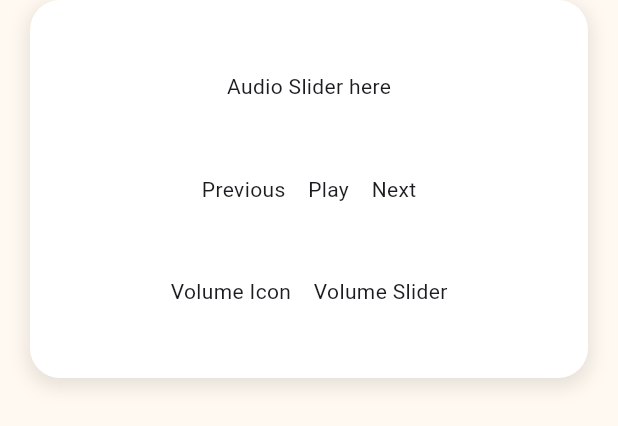
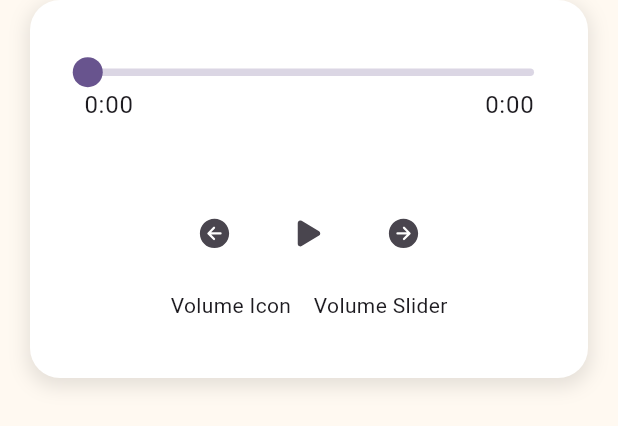
Before and after one commit to Huzy121/Dojo, a Flutter app: the AudioPlayer widget shown alone on an empty page, opened directly, on a phone screen of 412 x 824 dp. Shown: the top 426 px of the screen. Run offline on Flutter 3.47's test engine with Material 3 defaults, Android fonts, the phone set to English and light mode, and no system bars; drawn by our look-alikes of audio_video_progress_bar; our stand-ins replace audioplayers, flutter_hooks, flutter_riverpod, hooks_riverpod, icons_plus, permission_handler; missing offline and left inert: record.

Commit message:
Slider implemented

```diff
--- a/lib/Screens/audio_player.dart
+++ b/lib/Screens/audio_player.dart
@@ -1,11 +1,30 @@
 // ignore_for_file: prefer_const_constructors, sized_box_for_whitespace, use_key_in_widget_constructors, prefer_const_literals_to_create_immutables
 
+import 'package:audio_video_progress_bar/audio_video_progress_bar.dart';
+import 'package:dojo/Services/audio_player_service.dart';
+import 'package:dojo/assets/riverpod.dart';
 import 'package:flutter/material.dart';
 import 'package:flutter_riverpod/flutter_riverpod.dart';
+import 'package:icons_plus/icons_plus.dart';
 
 class AudioPlayer extends ConsumerWidget {
   @override
   Widget build(BuildContext context, WidgetRef ref) {
+    final audioPlayerService = ref.watch(audioPlayerServiceProvider);
+    final progressValue = ref.watch(positionProvider);
+    final totalDuration = ref.watch(audioDurationProvider);
+    print('Total Duration: $totalDuration');
+    final audioPlayer = ref.watch(audioPlayerServiceProvider);
+    Duration progress = Duration.zero;
+
+    if (progressValue is AsyncData) {
+      progress = progressValue.value!;
+    }
+
+    // Print statements to debug progress and duration
+    print('Current Progress: $progress');
+    print('Total Duration: $totalDuration');
+
     return Padding(
       padding: const EdgeInsets.only(
         left: 20.0,
@@ -37,20 +56,58 @@ class AudioPlayer extends ConsumerWidget {
                   mainAxisAlignment: MainAxisAlignment.spaceEvenly,
                   crossAxisAlignment: CrossAxisAlignment.center,
                   children: [
-                    Text('Audio Slider here'),
-                    SizedBox(height: 25.0),
+                    StreamBuilder<Duration>(
+                      stream: audioPlayerService
+                          .onPositionChanged, // Listen to the position stream
+                      builder: (context, snapshot) {
+                        // If the snapshot has data, use it; otherwise, default to zero
+                        Duration progress = snapshot.data ?? Duration.zero;
+
+                        // Debug prints for StreamBuilder data
+                        print('StreamBuilder Progress: $progress');
+
+                        return ProgressBar(
+                          onSeek: (duration) {
+                            ref
+                                .read(audioPlayerServiceProvider)
+                                .seekTo(duration);
+                          },
+                          onDragEnd: () => audioPlayerService.playAudio(ref),
+                          progress: progress,
+                          total: totalDuration, // Total duration of the audio
+                        );
+                      },
+                    ),
+                    SizedBox(
+                      height: 10,
+                    ),
+                    Text(ref.read(currentlyPlayingProvider)),
+                    SizedBox(
+                      height: 10.0,
+                    ),
                     Row(
                       mainAxisAlignment: MainAxisAlignment.center,
                       children: [
-                        Text('Previous'),
+                        IconButton(
+                          icon: Icon(IonIcons.arrow_back_circle),
+                          onPressed: () {},
+                        ),
                         SizedBox(width: 15.0),
-                        Text('Play'),
+                        IconButton(
+                          icon: Icon(IonIcons.play),
+                          onPressed: () async {
+                            await audioPlayer.playAudio(ref);
+                          },
+                        ),
                         SizedBox(width: 15.0),
-                        Text('Next'),
+                        IconButton(
+                          icon: Icon(IonIcons.arrow_forward_circle),
+                          onPressed: () {},
+                        ),
                       ],
                     ),
                     SizedBox(
-                      height: 25.0,
+                      height: 10.0,
                     ),
                     Row(
                       mainAxisAlignment: MainAxisAlignment.center,
--- a/lib/assets/riverpod.dart
+++ b/lib/assets/riverpod.dart
@@ -1,13 +1,30 @@
+// ignore_for_file: prefer_const_constructors
+
 import 'dart:io';
+import 'package:dojo/Services/audio_player_service.dart';
 import 'package:dojo/Services/audio_recorder_service.dart';
 import 'package:flutter_riverpod/flutter_riverpod.dart';
+
+final audioPlayerServiceProvider = StateProvider<AudioPlayerService>((ref) {
+  return AudioPlayerService();
+});
+
+final audioDurationProvider = StateProvider<Duration>((ref) {
+  return Duration();
+});
+
+final positionProvider = StreamProvider.autoDispose<Duration>((ref) {
+  final audioPlayerService = ref.watch(audioPlayerServiceProvider);
+
+  return audioPlayerService.onPositionChanged;
+});
 
 final currentlyPlayingProvider = StateProvider<String>((ref) {
   return '';
 });
 
-final audioRecorderServiceProvider = Provider<AudioRecorderService>((ref) {
-  return new AudioRecorderService();
+final audioRecorderServiceProvider = StateProvider<AudioRecorderService>((ref) {
+  return AudioRecorderService();
 });
 
 final localDirectoryProvider = Provider<String>((ref) {
--- a/pubspec.yaml
+++ b/pubspec.yaml
@@ -26,6 +26,7 @@ dependencies:
   riverpod_annotation: ^2.3.5
   flutter_hooks: ^0.20.5
   hooks_riverpod: ^2.5.2
+  audio_video_progress_bar: ^2.0.3
 
 
 dev_dependencies:
```
Also changed, not shown: lib/Screens/home_page.dart (+12 -6 lines), lib/Services/audio_player_service.dart (+18 -3 lines), pubspec.lock.
